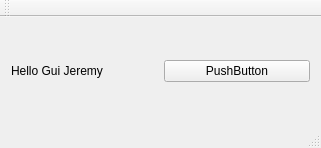
This is mainwindow.ui in jeremyboutot/HelloGui as Qt 5 draws it before an edit. The edited form follows.
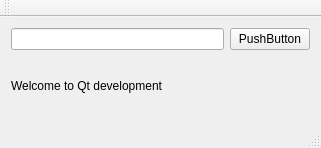
This is the edited form.

The edit to the form file:
```diff
--- a/mainwindow.ui
+++ b/mainwindow.ui
@@ -18,11 +18,7 @@
     <item>
      <layout class="QHBoxLayout" name="horizontalLayout">
       <item>
-       <widget class="QLabel" name="labelHello">
-        <property name="text">
-         <string>Hello Gui Jeremy</string>
-        </property>
-       </widget>
+       <widget class="QLineEdit" name="lineEditName"/>
       </item>
       <item>
        <widget class="QPushButton" name="pushButton">
@@ -33,6 +29,13 @@
       </item>
      </layout>
     </item>
+    <item>
+     <widget class="QLabel" name="labelHello">
+      <property name="text">
+       <string>Welcome to Qt development</string>
+      </property>
+     </widget>
+    </item>
    </layout>
   </widget>
   <widget class="QMenuBar" name="menuBar">
```
